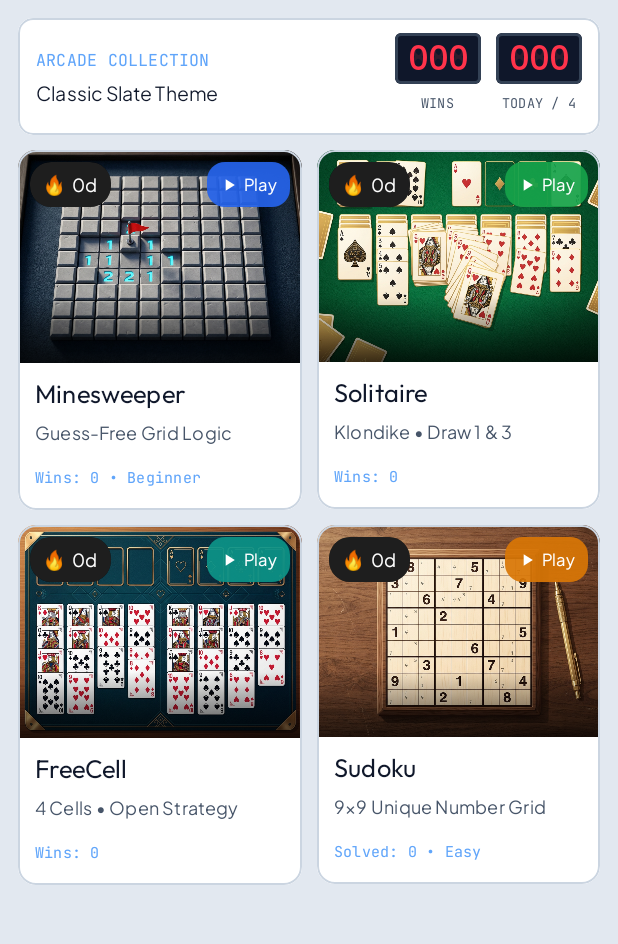
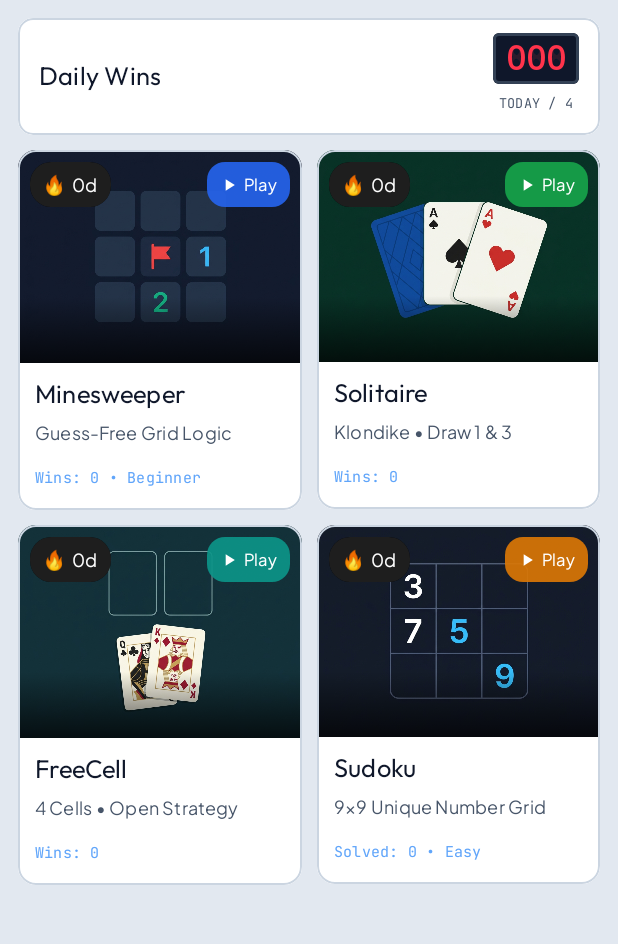
Before and after one commit to codename-cloud/Daily-Boardgames, an Android app built with Jetpack Compose: the screen it shows after launch (MainActivity), on a phone screen of 412 x 824 dp, the part 108-1052 px from its top. Run offline under Robolectric (Android 15) with nearby library versions, the phone set to English and light mode, and no system bars.

Commit message:
feat: update home screen stats and thumbnails
Refactor home screen UI to display daily wins count and update game card thumbnails with new assets.

```diff
--- a/app/src/main/java/com/example/MainActivity.kt
+++ b/app/src/main/java/com/example/MainActivity.kt
@@ -56,7 +56,6 @@ class MainActivity : ComponentActivity() {
                         null -> {
                             val mineWins = mineState.stats.values.sumOf { it.won }
                             val sudokuWins = sudokuState.stats.values.sumOf { it.won }
-                            val totalWins = mineWins + solitaireState.stats.won + freeCellState.stats.won + sudokuWins
 
                             val menuEntries = listOf(
                                 GameMenuEntry(
@@ -67,7 +66,7 @@ class MainActivity : ComponentActivity() {
                                     dailyStreak = mineState.dailyStreak,
                                     isInProgress = mineState.status == GameStatus.RUNNING,
                                     accentColor = Color(0xFF2563EB),
-                                    imageRes = R.drawable.img_game_minesweeper,
+                                    imageRes = R.drawable.simple_minesweeper_thumb_1795482654311,
                                     testTag = "game_card_minesweeper"
                                 ),
                                 GameMenuEntry(
@@ -79,7 +78,7 @@ class MainActivity : ComponentActivity() {
                                     dailyStreak = solitaireState.dailyStreak,
                                     isInProgress = solitaireState.status == GameStatus.RUNNING,
                                     accentColor = Color(0xFF16A34A),
-                                    imageRes = R.drawable.img_game_solitaire,
+                                    imageRes = R.drawable.simple_solitaire_thumb_1795482654755,
                                     testTag = "game_card_solitaire"
                                 ),
                                 GameMenuEntry(
@@ -91,7 +90,7 @@ class MainActivity : ComponentActivity() {
                                     dailyStreak = freeCellState.dailyStreak,
                                     isInProgress = freeCellState.status == GameStatus.RUNNING,
                                     accentColor = Color(0xFF0D9488),
-                                    imageRes = R.drawable.img_game_freecell,
+                                    imageRes = R.drawable.simple_freecell_thumb_1795482655874,
                                     testTag = "game_card_freecell"
                                 ),
                                 GameMenuEntry(
@@ -102,14 +101,13 @@ class MainActivity : ComponentActivity() {
                                     dailyStreak = sudokuState.dailyStreak,
                                     isInProgress = sudokuState.status == GameStatus.RUNNING,
                                     accentColor = Color(0xFFD97706),
-                                    imageRes = R.drawable.img_game_sudoku,
+                                    imageRes = R.drawable.simple_sudoku_thumb_1795482655682,
                                     testTag = "game_card_sudoku"
                                 )
                             )
 
                             StartScreen(
                                 games = menuEntries,
-                                totalWins = totalWins,
                                 onSelectGame = { selected -> activeGame = selected }
                             )
                         }
--- a/app/src/main/java/com/example/home/StartScreen.kt
+++ b/app/src/main/java/com/example/home/StartScreen.kt
@@ -88,7 +88,6 @@ data class GameMenuEntry(
 @Composable
 fun StartScreen(
     games: List<GameMenuEntry>,
-    totalWins: Int,
     onSelectGame: (GameDestination) -> Unit,
     modifier: Modifier = Modifier
 ) {
@@ -191,40 +190,18 @@ fun StartScreen(
                                 .clip(RoundedCornerShape(10.dp))
                                 .background(colors.cardBackground)
                                 .border(1.dp, colors.cardBorder, RoundedCornerShape(10.dp))
-                                .padding(horizontal = 12.dp, vertical = 10.dp),
+                                .padding(horizontal = 14.dp, vertical = 10.dp),
                             horizontalArrangement = Arrangement.SpaceBetween,
                             verticalAlignment = Alignment.CenterVertically
                         ) {
-                            Column {
                             Text(
-                                    text = "ARCADE COLLECTION",
-                                    fontFamily = JetBrainsMonoFontFamily,
+                                text = "Daily Wins",
+                                fontFamily = OutfitFontFamily,
                                 fontWeight = FontWeight.Bold,
-                                    fontSize = 11.sp,
-                                    color = Color(0xFF60A5FA)
-                                )
-                                Text(
-                                    text = if (settings.isOledMode) "OLED Pure Black Theme" else "Classic Slate Theme",
-                                    fontSize = 13.sp,
-                                    fontWeight = FontWeight.SemiBold,
+                                fontSize = 17.sp,
                                 color = colors.primaryText
                             )
-                            }
 
-                            Row(
-                                verticalAlignment = Alignment.CenterVertically,
-                                horizontalArrangement = Arrangement.spacedBy(10.dp)
-                            ) {
-                                Column(horizontalAlignment = Alignment.CenterHorizontally) {
-                                    DigitalCounter(value = totalWins, testTag = "home_total_wins_counter")
-                                    Text(
-                                        text = "WINS",
-                                        fontSize = 9.sp,
-                                        fontFamily = JetBrainsMonoFontFamily,
-                                        color = colors.secondaryText,
-                                        modifier = Modifier.padding(top = 2.dp)
-                                    )
-                                }
                             Column(horizontalAlignment = Alignment.CenterHorizontally) {
                                 DigitalCounter(value = completedTodayCount, testTag = "home_today_counter")
                                 Text(
@@ -234,7 +211,6 @@ fun StartScreen(
                                     color = colors.secondaryText,
                                     modifier = Modifier.padding(top = 2.dp)
                                 )
-                                }
                             }
                         }
                     }
```
Also changed, not shown: app/src/main/res/drawable/simple_freecell_thumb_1795482655874.jpg (added), app/src/main/res/drawable/simple_minesweeper_thumb_1795482654311.jpg (added), app/src/main/res/drawable/simple_solitaire_thumb_1795482654755.jpg (added), app/src/main/res/drawable/simple_sudoku_thumb_1795482655682.jpg (added). Lines whose indentation alone changed are shown as unchanged.
